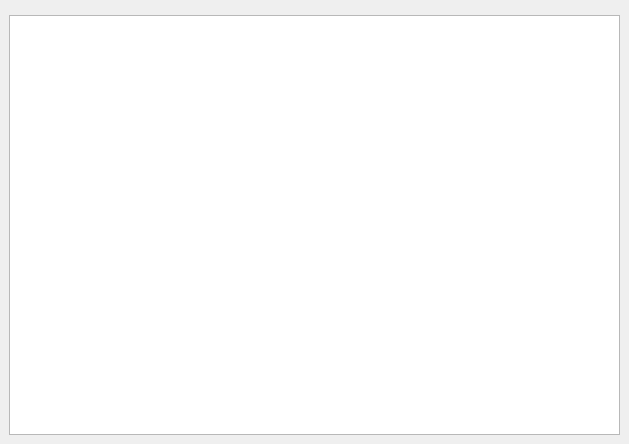
Qt form mlapp/src/views/paddock_view/paddock_view_dock_widget_base.ui (Trailmarker/paddock-power) before a commit.
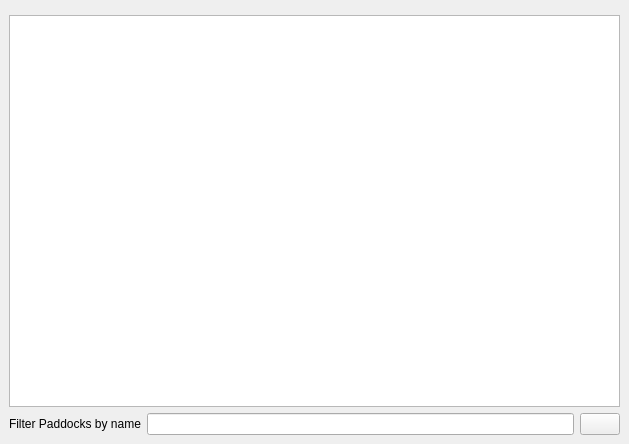
The same form after that commit. Icons and pictures are not drawn. Custom widgets are drawn as their Qt base class.

Commit message: allow Paddocks to be filtered by name (PP-33)

```diff
--- a/mlapp/src/views/paddock_view/paddock_view_dock_widget_base.ui
+++ b/mlapp/src/views/paddock_view/paddock_view_dock_widget_base.ui
@@ -18,12 +18,46 @@
                 <property name="sizeConstraint">
                     <enum>QLayout::SetMaximumSize</enum>
                 </property>
-                <item row="1" column="0">
-                    <widget class="PaddockList" name="paddockList"/>
-                </item>
                 <item row="0" column="0">
                     <widget class="MilestoneToolBar" name="milestoneToolBar" native="true"/>
                 </item>
+    <item row="2" column="0">
+     <widget class="PaddockList" name="paddockList"/>
+    </item>
+    <item row="3" column="0">
+     <layout class="QHBoxLayout" name="horizontalLayout">
+      <item>
+       <widget class="QLabel" name="paddockFilterLabel">
+        <property name="text">
+         <string>Filter Paddocks by name</string>
+        </property>
+       </widget>
+      </item>
+      <item>
+       <widget class="QLineEdit" name="paddockFilterLineEdit"/>
+      </item>
+      <item>
+       <widget class="QPushButton" name="clearPaddockFilterButton">
+        <property name="sizePolicy">
+         <sizepolicy hsizetype="Minimum" vsizetype="Minimum">
+          <horstretch>0</horstretch>
+          <verstretch>0</verstretch>
+         </sizepolicy>
+        </property>
+        <property name="toolTip">
+         <string>Clear Paddock Filter</string>
+        </property>
+        <property name="text">
+         <string/>
+        </property>
+        <property name="icon">
+         <iconset>
+          <normaloff>../../../images/item-undo.png</normaloff>../../../images/item-undo.png</iconset>
+        </property>
+       </widget>
+      </item>
+     </layout>
+    </item>
             </layout>
         </widget>
     </widget>
```
Lines whose indentation alone changed are shown as unchanged. The commit also changes 2 other files.
